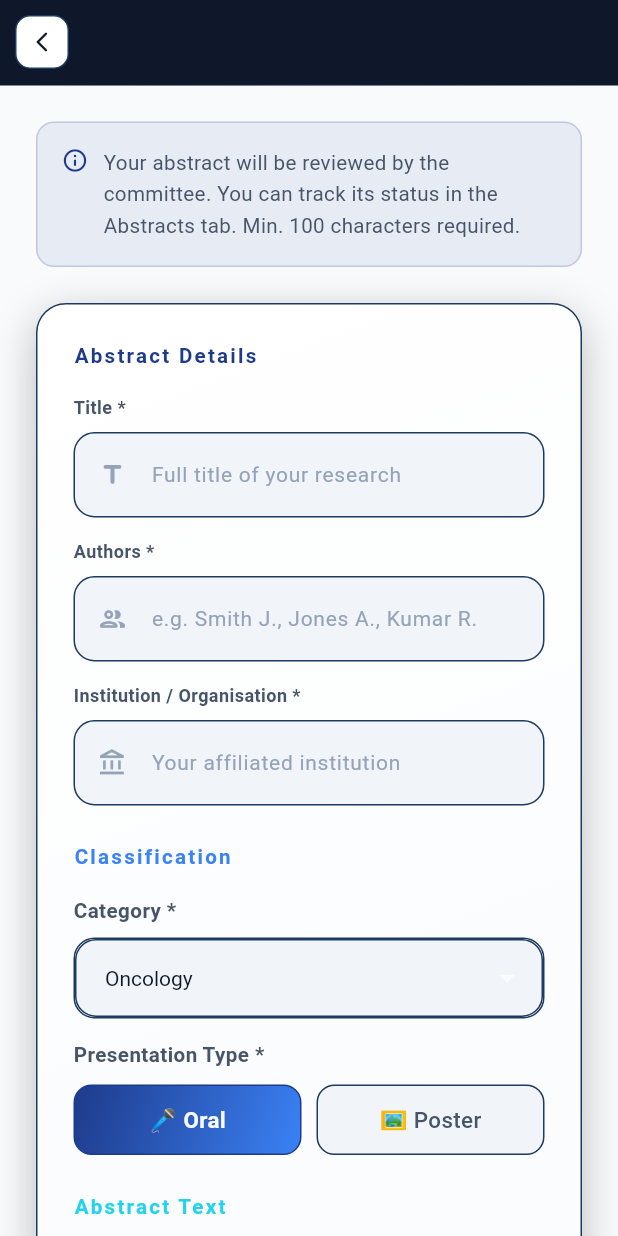
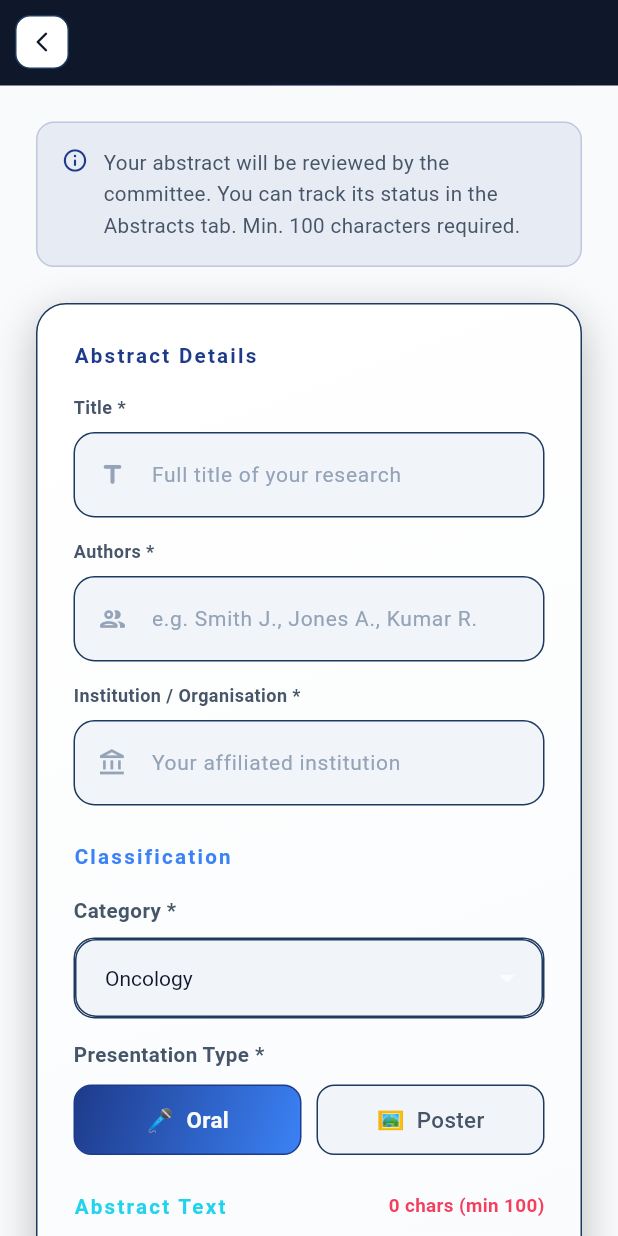
Before and after one commit to Damish-7/vidyen, a Flutter app: the SubmitAbstractScreen screen opened directly, on a phone screen of 412 x 824 dp. Run offline on Flutter 3.47's test engine with Material 3 defaults, Android fonts, the phone set to English and light mode, and no system bars; our stand-ins replace get, shared_preferences; accounts and stored records are empty; Roboto replaces fonts that are missing (Sora).

Commit message:
abstarct solved

```diff
--- a/lib/screens/submit_abstract/submit_abstract_screen.dart
+++ b/lib/screens/submit_abstract/submit_abstract_screen.dart
@@ -12,6 +12,7 @@ class SubmitAbstractScreen extends StatelessWidget {
 
   @override
   Widget build(BuildContext context) {
+    // Use Get.put so controller is created fresh each time screen opens
     final controller = Get.put(SubmitAbstractController());
     final r = context.r;
 
@@ -38,12 +39,16 @@ class SubmitAbstractScreen extends StatelessWidget {
                 fontWeight: FontWeight.w700, color: AppColors.textPrimary)),
         bottom: PreferredSize(
           preferredSize: const Size.fromHeight(1),
-          child: Container(height: 1,
-              decoration: BoxDecoration(gradient: LinearGradient(colors: [
+          child: Container(
+            height: 1,
+            decoration: BoxDecoration(
+              gradient: LinearGradient(colors: [
                 Colors.transparent,
                 AppColors.secondary.withOpacity(0.3),
                 Colors.transparent,
-              ]))),
+              ]),
+            ),
+          ),
         ),
       ),
       body: Center(
@@ -54,46 +59,58 @@ class SubmitAbstractScreen extends StatelessWidget {
             width: r.cardWidth,
             child: Column(children: [
 
-              // ── Info banner ──────────────────────────────────────────────
+              // Info banner
               Container(
                 padding: const EdgeInsets.all(16),
                 decoration: BoxDecoration(
                   color: AppColors.secondary.withOpacity(0.08),
                   borderRadius: BorderRadius.circular(12),
-                  border: Border.all(color: AppColors.secondary.withOpacity(0.2)),
+                  border: Border.all(
+                      color: AppColors.secondary.withOpacity(0.2)),
                 ),
-                child: Row(crossAxisAlignment: CrossAxisAlignment.start,
+                child: Row(
+                    crossAxisAlignment: CrossAxisAlignment.start,
                     children: [
                   const Icon(Icons.info_outline_rounded,
                       color: AppColors.secondary, size: 18),
                   const SizedBox(width: 10),
-                  Expanded(child: Text(
+                  Expanded(
+                    child: Text(
                       'Your abstract will be reviewed by the committee. '
                       'You can track its status in the Abstracts tab. '
                       'Min. 100 characters required.',
-                      style: TextStyle(fontFamily: 'Sora',
-                          fontSize: r.sp(12), color: AppColors.textSecondary,
-                          height: 1.5))),
+                      style: TextStyle(
+                          fontFamily: 'Sora',
+                          fontSize: r.sp(12),
+                          color: AppColors.textSecondary,
+                          height: 1.5),
+                    ),
+                  ),
                 ]),
               ),
+
               const SizedBox(height: 24),
 
-              // ── Form card ────────────────────────────────────────────────
+              // Form card
               Container(
                 padding: EdgeInsets.all(r.cardPadding),
                 decoration: BoxDecoration(
                   gradient: AppColors.cardGradient,
                   borderRadius: BorderRadius.circular(20),
                   border: Border.all(color: const Color(0xFF1E3A5F)),
-                  boxShadow: [BoxShadow(
+                  boxShadow: [
+                    BoxShadow(
                         color: Colors.black.withOpacity(0.25),
-                      blurRadius: 24, offset: const Offset(0, 8))],
+                        blurRadius: 24,
+                        offset: const Offset(0, 8))
+                  ],
                 ),
-                child: Column(crossAxisAlignment: CrossAxisAlignment.start,
+                child: Column(
+                    crossAxisAlignment: CrossAxisAlignment.start,
                     children: [
 
-                  // Section: Abstract Details
-                  _SectionLabel(label: 'Abstract Details',
+                  // ── Section: Abstract Details ──────────────────────────
+                  _Label(label: 'Abstract Details',
                       color: AppColors.secondary, r: r),
                   const SizedBox(height: 16),
 
@@ -124,19 +141,13 @@ class SubmitAbstractScreen extends StatelessWidget {
                   ),
                   const SizedBox(height: 24),
 
-                  // Section: Classification
-                  _SectionLabel(label: 'Classification',
+                  // ── Section: Classification ───────────────────────────
+                  _Label(label: 'Classification',
                       color: AppColors.accent, r: r),
                   const SizedBox(height: 16),
 
-                  // Category dropdown
-                  Column(crossAxisAlignment: CrossAxisAlignment.start,
-                      children: [
-                    Text('Category *',
-                        style: TextStyle(fontFamily: 'Sora', fontSize: r.sp(12),
-                            fontWeight: FontWeight.w600,
-                            color: AppColors.textSecondary,
-                            letterSpacing: 0.3)),
+                  // Category dropdown — Obx only reads selectedCategory
+                  _FieldLabel(text: 'Category *', r: r),
                   const SizedBox(height: 8),
                   Obx(() => Container(
                         decoration: BoxDecoration(
@@ -147,69 +158,72 @@ class SubmitAbstractScreen extends StatelessWidget {
                         child: DropdownButtonFormField<String>(
                           value: controller.selectedCategory.value,
                           dropdownColor: AppColors.surface,
-                        style: const TextStyle(fontFamily: 'Sora',
-                            fontSize: 14, color: AppColors.textPrimary),
+                          style: const TextStyle(
+                              fontFamily: 'Sora',
+                              fontSize: 14,
+                              color: AppColors.textPrimary),
                           decoration: const InputDecoration(
                             border: InputBorder.none,
                             contentPadding: EdgeInsets.symmetric(
                                 horizontal: 16, vertical: 14),
                           ),
-                        items: controller.categories.map((c) =>
-                            DropdownMenuItem(value: c,
-                                child: Text(c))).toList(),
+                          items: controller.categories
+                              .map((c) => DropdownMenuItem(
+                                  value: c, child: Text(c)))
+                              .toList(),
                           onChanged: (v) {
-                          if (v != null) controller.selectedCategory.value = v;
+                            if (v != null) {
+                              controller.selectedCategory.value = v;
+                            }
                           },
                         ),
                       )),
-                  ]),
                   const SizedBox(height: 14),
 
-                  // Presentation type
-                  Column(crossAxisAlignment: CrossAxisAlignment.start,
-                      children: [
-                    Text('Presentation Type *',
-                        style: TextStyle(fontFamily: 'Sora', fontSize: r.sp(12),
-                            fontWeight: FontWeight.w600,
-                            color: AppColors.textSecondary,
-                            letterSpacing: 0.3)),
+                  // Presentation type toggle
+                  _FieldLabel(text: 'Presentation Type *', r: r),
                   const SizedBox(height: 10),
                   Obx(() => Row(children: [
-                      _TypeButton(
-                        label: '🎤 Oral',
+                        _TypeBtn(
+                          label: '🎤  Oral',
                           selected: controller.selectedPresentationType.value == 'oral',
                           onTap: () => controller.selectedPresentationType.value = 'oral',
                           r: r,
                         ),
                         const SizedBox(width: 10),
-                      _TypeButton(
-                        label: '🖼️ Poster',
+                        _TypeBtn(
+                          label: '🖼️  Poster',
                           selected: controller.selectedPresentationType.value == 'poster',
                           onTap: () => controller.selectedPresentationType.value = 'poster',
                           r: r,
                         ),
                       ])),
-                  ]),
                   const SizedBox(height: 24),
 
-                  // Section: Abstract Text
-                  _SectionLabel(label: 'Abstract Text',
+                  // ── Section: Abstract Text ────────────────────────────
+                  Row(
+                    mainAxisAlignment: MainAxisAlignment.spaceBetween,
+                    children: [
+                      _Label(label: 'Abstract Text',
                           color: AppColors.highlight, r: r),
-                  const SizedBox(height: 8),
+                      // Char count — reads only charCount observable
                       Obx(() {
-                    final len = controller.abstractTextController.text.length;
-                    return Text('$len characters (min. 100)',
-                        style: TextStyle(fontFamily: 'Sora',
+                        final n     = controller.charCount.value;
+                        final ok    = n >= 100;
+                        return Text('$n chars (min 100)',
+                            style: TextStyle(
+                                fontFamily: 'Sora',
                                 fontSize: r.sp(11),
-                            color: len < 100
-                                ? AppColors.error
-                                : AppColors.success));
+                                fontWeight: FontWeight.w600,
+                                color: ok
+                                    ? AppColors.success
+                                    : AppColors.error));
                       }),
+                    ],
+                  ),
                   const SizedBox(height: 10),
 
-                  // Abstract text area
-                  Column(crossAxisAlignment: CrossAxisAlignment.start,
-                      children: [
+                  // Plain TextField — no Obx needed, just a normal text field
                   Container(
                     decoration: BoxDecoration(
                       color: AppColors.inputBg,
@@ -218,31 +232,29 @@ class SubmitAbstractScreen extends StatelessWidget {
                     ),
                     child: TextField(
                       controller: controller.abstractTextController,
-                        maxLines: 8,
-                        style: TextStyle(fontFamily: 'Sora',
+                      maxLines: 9,
+                      style: TextStyle(
+                          fontFamily: 'Sora',
                           fontSize: r.sp(13),
                           color: AppColors.textPrimary,
                           height: 1.6),
                       decoration: const InputDecoration(
                         hintText:
-                              'Write your abstract here...\n\nInclude: Background, Methods, Results, and Conclusion.',
-                          hintStyle: TextStyle(color: AppColors.textMuted,
-                              fontFamily: 'Sora', fontSize: 13),
+                            'Write your abstract here...\n\n'
+                            'Include: Background, Methods, Results, Conclusion.',
+                        hintStyle: TextStyle(
+                            color: AppColors.textMuted,
+                            fontFamily: 'Sora',
+                            fontSize: 13),
                         border: InputBorder.none,
                         contentPadding: EdgeInsets.all(16),
                       ),
-                        onChanged: (_) {
-                          controller.error.value = '';
-                          // Trigger char count update
-                          controller.selectedCategory.value =
-                              controller.selectedCategory.value;
-                        },
+                      onChanged: (_) => controller.error.value = '',
                     ),
                   ),
-                  ]),
                   const SizedBox(height: 24),
 
-                  // Error banner
+                  // Error banner — reads only error observable
                   Obx(() {
                     if (controller.error.value.isEmpty) {
                       return const SizedBox.shrink();
@@ -261,9 +273,13 @@ class SubmitAbstractScreen extends StatelessWidget {
                         const Icon(Icons.error_outline_rounded,
                             color: AppColors.error, size: 16),
                         const SizedBox(width: 8),
-                        Expanded(child: Text(controller.error.value,
-                            style: TextStyle(color: AppColors.error,
-                                fontSize: r.sp(12), fontFamily: 'Sora'))),
+                        Expanded(
+                          child: Text(controller.error.value,
+                              style: TextStyle(
+                                  color: AppColors.error,
+                                  fontSize: r.sp(12),
+                                  fontFamily: 'Sora')),
+                        ),
                       ]),
                     );
                   }),
@@ -271,7 +287,8 @@ class SubmitAbstractScreen extends StatelessWidget {
                   // Submit button
                   Obx(() => GradientButton(
                         onPressed: controller.isLoading.value
-                            ? null : controller.submit,
+                            ? null
+                            : controller.submit,
                         isLoading: controller.isLoading.value,
                         label: 'Submit Abstract',
                         icon: Icons.send_rounded,
@@ -288,12 +305,12 @@ class SubmitAbstractScreen extends StatelessWidget {
   }
 }
 
-class _SectionLabel extends StatelessWidget {
+// ── Small helpers ─────────────────────────────────────────────────────────────
+class _Label extends StatelessWidget {
   final String label;
   final Color color;
   final Responsive r;
-  const _SectionLabel(
-      {required this.label, required this.color, required this.r});
+  const _Label({required this.label, required this.color, required this.r});
 
   @override
   Widget build(BuildContext context) => Text(label,
@@ -301,17 +318,28 @@ class _SectionLabel extends StatelessWidget {
           fontWeight: FontWeight.w600, color: color, letterSpacing: 1.5));
 }
 
-class _TypeButton extends StatelessWidget {
+class _FieldLabel extends StatelessWidget {
+  final String text;
+  final Responsive r;
+  const _FieldLabel({required this.text, required this.r});
+
+  @override
+  Widget build(BuildContext context) => Text(text,
+      style: TextStyle(fontFamily: 'Sora', fontSize: r.sp(12),
+          fontWeight: FontWeight.w600,
+          color: AppColors.textSecondary, letterSpacing: 0.3));
+}
+
+class _TypeBtn extends StatelessWidget {
   final String label;
   final bool selected;
   final VoidCallback onTap;
   final Responsive r;
-  const _TypeButton({required this.label, required this.selected,
+  const _TypeBtn({required this.label, required this.selected,
       required this.onTap, required this.r});
 
   @override
-  Widget build(BuildContext context) {
-    return Expanded(
+  Widget build(BuildContext context) => Expanded(
         child: GestureDetector(
           onTap: onTap,
           child: AnimatedContainer(
@@ -328,13 +356,17 @@ class _TypeButton extends StatelessWidget {
             ),
             child: Center(
               child: Text(label,
-                style: TextStyle(fontFamily: 'Sora', fontSize: r.sp(13),
-                    fontWeight: selected ? FontWeight.w700 : FontWeight.w500,
+                  style: TextStyle(
+                      fontFamily: 'Sora',
+                      fontSize: r.sp(13),
+                      fontWeight: selected
+                          ? FontWeight.w700
+                          : FontWeight.w500,
                       color: selected
-                        ? AppColors.background : AppColors.textSecondary)),
+                          ? AppColors.background
+                          : AppColors.textSecondary)),
             ),
           ),
         ),
       );
 }
-}
```
Also changed, not shown: lib/controllers/submit_abstract_controller.dart (+30 -18 lines), 8 other files. Lines whose indentation alone changed are shown as unchanged.
